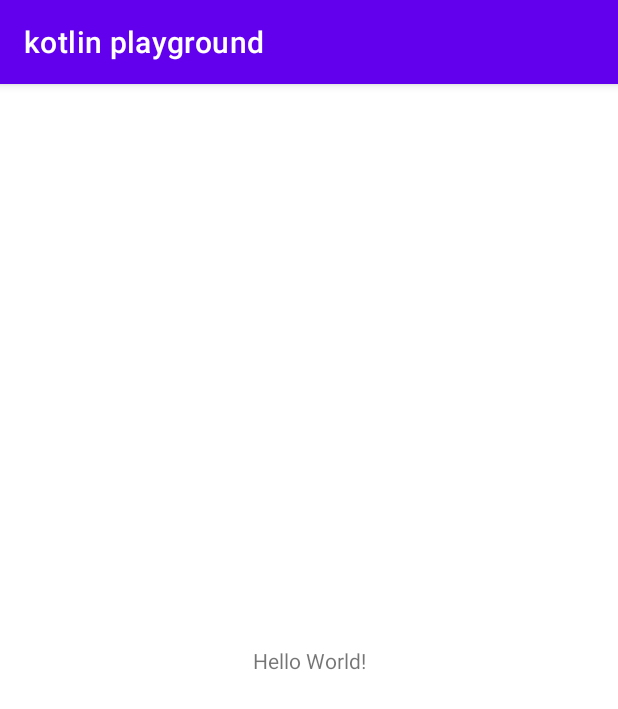
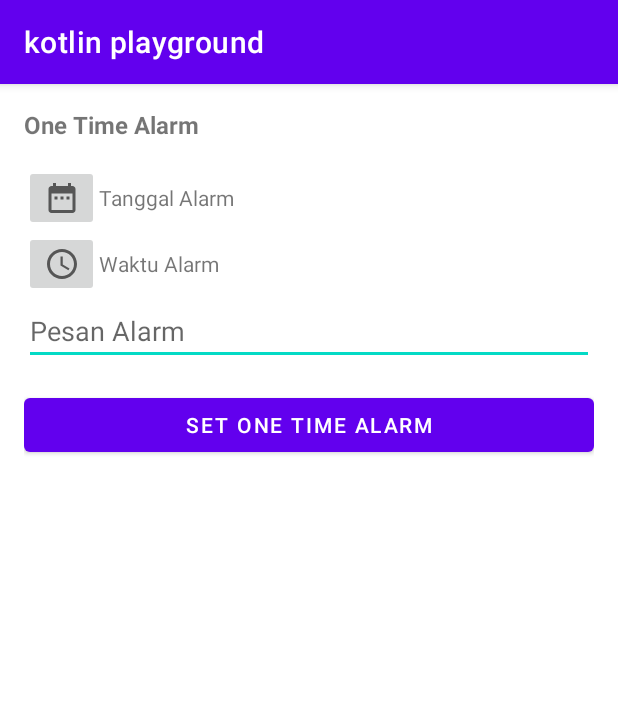
Before and after one commit to adhytianara/Kotlin-Android-Playground, an Android app: the screen it shows after launch (MainActivity), on a phone screen of 412 x 824 dp. Shown: the top 709 px of the screen. Run offline under Robolectric (Android 15) with nearby library versions, the phone set to English and light mode, and no system bars; libraries missing offline, so code that uses them is left out: id.ac.ui; 5 statements that could not run were skipped.

Commit message:
Alarm manager : one-time-alarm

```diff
--- a/app/build.gradle
+++ b/app/build.gradle
@@ -30,6 +30,9 @@ android {
     kotlinOptions {
         jvmTarget = '1.8'
     }
+    buildFeatures {
+        viewBinding = true
+    }
 }
 
 dependencies {
--- /dev/null
+++ b/app/src/main/res/drawable/ic_access_time_black.xml
@@ -0,0 +1,13 @@
+<vector xmlns:android="http://schemas.android.com/apk/res/android"
+    android:width="24dp"
+    android:height="24dp"
+    android:viewportWidth="24"
+    android:viewportHeight="24"
+    android:tint="?attr/colorControlNormal">
+  <path
+      android:fillColor="@android:color/white"
+      android:pathData="M11.99,2C6.47,2 2,6.48 2,12s4.47,10 9.99,10C17.52,22 22,17.52 22,12S17.52,2 11.99,2zM12,20c-4.42,0 -8,-3.58 -8,-8s3.58,-8 8,-8 8,3.58 8,8 -3.58,8 -8,8z"/>
+  <path
+      android:fillColor="@android:color/white"
+      android:pathData="M12.5,7H11v6l5.25,3.15 0.75,-1.23 -4.5,-2.67z"/>
+</vector>
--- /dev/null
+++ b/app/src/main/res/drawable/ic_date_range_black.xml
@@ -0,0 +1,10 @@
+<vector xmlns:android="http://schemas.android.com/apk/res/android"
+    android:width="24dp"
+    android:height="24dp"
+    android:viewportWidth="24"
+    android:viewportHeight="24"
+    android:tint="?attr/colorControlNormal">
+  <path
+      android:fillColor="@android:color/white"
+      android:pathData="M9,11L7,11v2h2v-2zM13,11h-2v2h2v-2zM17,11h-2v2h2v-2zM19,4h-1L18,2h-2v2L8,4L8,2L6,2v2L5,4c-1.11,0 -1.99,0.9 -1.99,2L3,20c0,1.1 0.89,2 2,2h14c1.1,0 2,-0.9 2,-2L21,6c0,-1.1 -0.9,-2 -2,-2zM19,20L5,20L5,9h14v11z"/>
+</vector>
--- a/app/src/main/res/layout/activity_main.xml
+++ b/app/src/main/res/layout/activity_main.xml
@@ -1,18 +1,71 @@
-<?xml version="1.0" encoding="utf-8"?>
-<androidx.constraintlayout.widget.ConstraintLayout xmlns:android="http://schemas.android.com/apk/res/android"
-    xmlns:app="http://schemas.android.com/apk/res-auto"
+<LinearLayout xmlns:android="http://schemas.android.com/apk/res/android"
     xmlns:tools="http://schemas.android.com/tools"
+    android:id="@+id/activity_main"
     android:layout_width="match_parent"
     android:layout_height="match_parent"
+    android:orientation="vertical"
+    android:padding="16dp"
     tools:context=".MainActivity">
 
     <TextView
-        android:layout_width="wrap_content"
+        android:layout_width="match_parent"
         android:layout_height="wrap_content"
-        android:text="Hello World!"
-        app:layout_constraintBottom_toBottomOf="parent"
-        app:layout_constraintLeft_toLeftOf="parent"
-        app:layout_constraintRight_toRightOf="parent"
-        app:layout_constraintTop_toTopOf="parent" />
+        android:layout_marginBottom="16dp"
+        android:text="@string/one_time_alarm"
+        android:textSize="16sp"
+        android:textStyle="bold" />
 
-</androidx.constraintlayout.widget.ConstraintLayout>
+    <LinearLayout
+        android:layout_width="match_parent"
+        android:layout_height="wrap_content"
+        android:gravity="center_vertical"
+        android:orientation="horizontal">
+
+        <ImageButton
+            android:id="@+id/btn_once_date"
+            style="@style/Base.Widget.AppCompat.ImageButton"
+            android:layout_width="50dp"
+            android:layout_height="wrap_content"
+            android:src="@drawable/ic_date_range_black" />
+
+        <TextView
+            android:id="@+id/tv_once_date"
+            android:layout_width="wrap_content"
+            android:layout_height="wrap_content"
+            android:text="@string/alarm_date" />
+    </LinearLayout>
+
+    <LinearLayout
+        android:layout_width="match_parent"
+        android:layout_height="wrap_content"
+        android:gravity="center_vertical"
+        android:orientation="horizontal">
+
+        <ImageButton
+            android:id="@+id/btn_once_time"
+            android:layout_width="50dp"
+            android:layout_height="wrap_content"
+            android:src="@drawable/ic_access_time_black" />
+
+        <TextView
+            android:id="@+id/tv_once_time"
+            android:layout_width="wrap_content"
+            android:layout_height="wrap_content"
+            android:text="@string/alarm_time" />
+    </LinearLayout>
+
+    <EditText
+        android:id="@+id/edt_once_message"
+        android:layout_width="match_parent"
+        android:layout_height="wrap_content"
+        android:layout_marginBottom="16dp"
+        android:hint="@string/alarm_message"
+        android:inputType="text" />
+
+    <Button
+        android:id="@+id/btn_set_once_alarm"
+        android:layout_width="match_parent"
+        android:layout_height="wrap_content"
+        android:layout_marginBottom="16dp"
+        android:text="@string/set_one_time_alarm" />
+</LinearLayout>
--- a/app/src/main/res/values/strings.xml
+++ b/app/src/main/res/values/strings.xml
@@ -1,3 +1,11 @@
 <resources>
     <string name="app_name">kotlin playground</string>
+    <string name="one_time_alarm">One Time Alarm</string>
+    <string name="alarm_date">Tanggal Alarm</string>
+    <string name="set_one_time_alarm">Set One Time Alarm</string>
+    <string name="alarm_message">Pesan Alarm</string>
+    <string name="repeating_alarm">Repeating Alarm</string>
+    <string name="set_repeating_alarm">Set Repeating Alarm</string>
+    <string name="cancel_alarm">Batalkan Alarm</string>
+    <string name="alarm_time">Waktu Alarm</string>
 </resources>
```
Also changed, not shown: app/src/main/AndroidManifest.xml (+8 -0 lines), app/src/main/java/id/ac/ui/cs/mobileprogramming/adhytia/kotlinplayground/AlarmReceiver.kt (added, +129 -0 lines), app/src/main/java/id/ac/ui/cs/mobileprogramming/adhytia/kotlinplayground/DatePickerFragment.kt (added, +40 -0 lines), app/src/main/java/id/ac/ui/cs/mobileprogramming/adhytia/kotlinplayground/MainActivity.kt (+79 -2 lines), app/src/main/java/id/ac/ui/cs/mobileprogramming/adhytia/kotlinplayground/TimePickerFragment.kt (added, +41 -0 lines).
